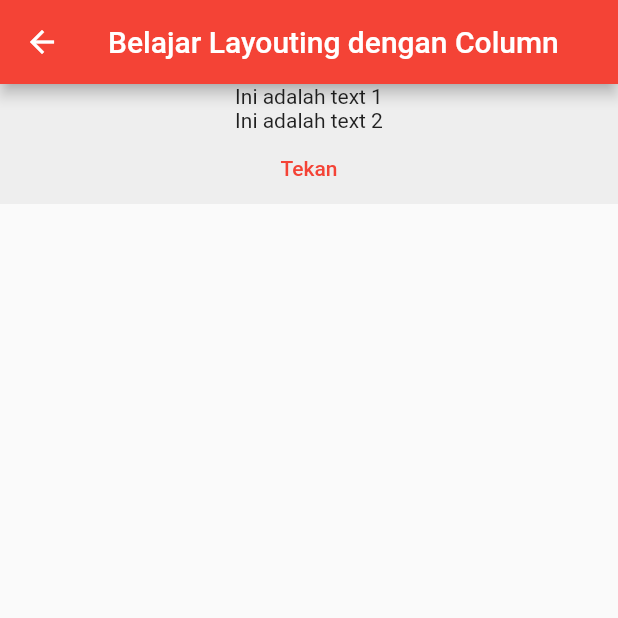
After one commit to WildanSuyuti/learn_flutter_af, a Flutter app: the ColumnDemoPage screen opened directly, on a phone screen of 412 x 824 dp, the top half of it. The commit adds this screen. Run offline on Flutter 3.47's test engine with Material 2 defaults, Android fonts, the phone set to English and light mode, and no system bars.

Commit message:
belajar layouting dengan widget column

```diff
--- /dev/null
+++ b/lib/column/coulumn_demo_page.dart
@@ -0,0 +1,30 @@
+import 'package:flutter/material.dart';
+
+class ColumnDemoPage extends StatelessWidget {
+  const ColumnDemoPage({Key? key}) : super(key: key);
+
+  @override
+  Widget build(BuildContext context) {
+    return Scaffold(
+      appBar: AppBar(
+        title: const Text('Belajar Layouting dengan Column'),
+      ),
+      body: Container(
+        width: double.infinity,
+        color: Colors.grey[200],
+        child: Column(
+          crossAxisAlignment: CrossAxisAlignment.center,
+          mainAxisSize: MainAxisSize.min,
+          children: [
+            const Text('Ini adalah text 1'),
+            const Text('Ini adalah text 2'),
+            TextButton(
+              onPressed: () {},
+              child: const Text('Tekan'),
+            ),
+          ],
+        ),
+      ),
+    );
+  }
+}
```
Also changed, not shown: lib/login/login_page.dart (added, +42 -0 lines), lib/main.dart (+5 -4 lines).
